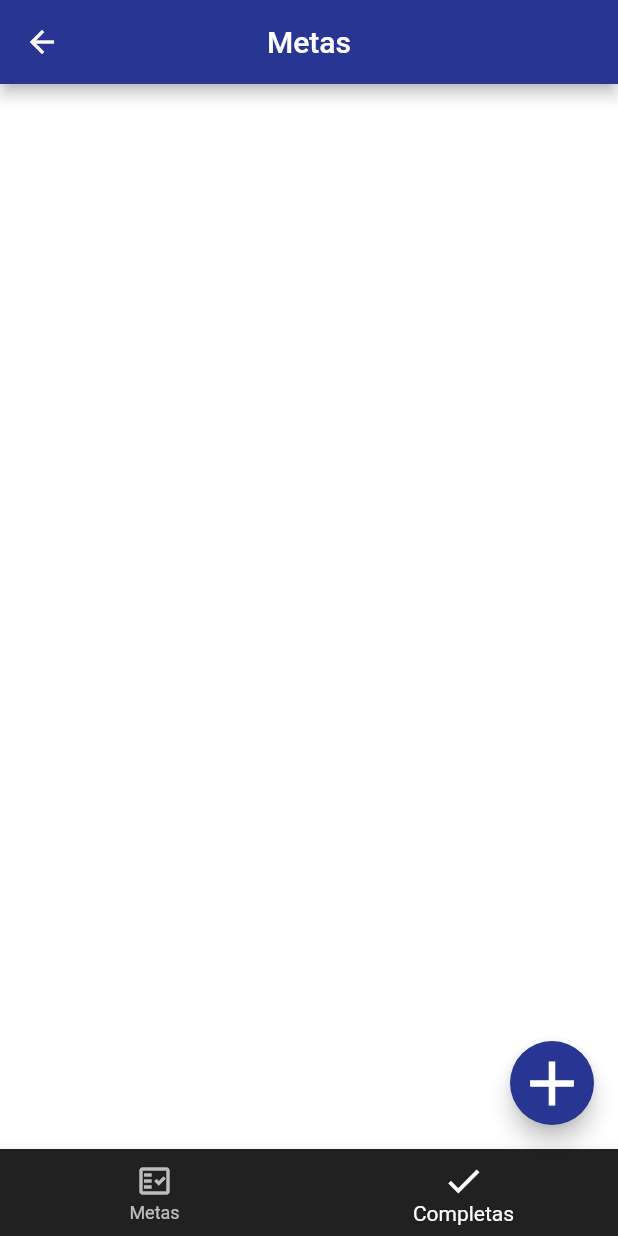
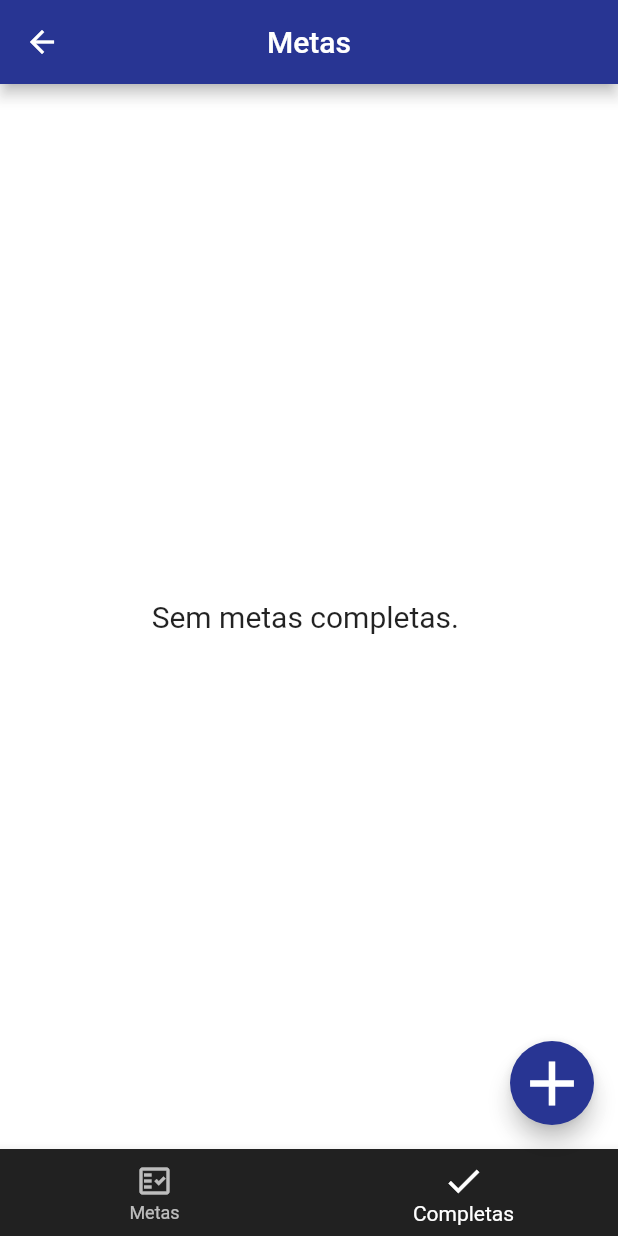
Before and after one commit to SamuelPiasecki/studium_pi, a Flutter app: the MetaPage screen opened directly, item 2 of the bottom bar chosen, on a phone screen of 412 x 824 dp. Run offline on Flutter 3.47's test engine with Material 2 defaults, Android fonts, the phone set to English and light mode, and no system bars; our stand-ins replace firebase_auth, firebase_core, flutter_slidable, flutter_speed_dial, syncfusion_flutter_calendar; missing offline and left inert: syncfusion_flutter_core; accounts and stored records are empty; Roboto replaces fonts that are missing (Rubik).

Commit message:
UI das metas concluido

```diff
--- a/lib/pages/meta_page.dart
+++ b/lib/pages/meta_page.dart
@@ -1,7 +1,8 @@
 import 'package:flutter/material.dart';
 import 'package:studium_pi/utilities/constants.dart';
-import 'package:studium_pi/widget/add_meta_dialog_widget.dart';
-import 'package:studium_pi/widget/meta_list_widget.dart';
+import 'package:studium_pi/widget/metas_widget/add_meta_dialog_widget.dart';
+import 'package:studium_pi/widget/metas_widget/completed_list_widget.dart';
+import 'package:studium_pi/widget/metas_widget/meta_list_widget.dart';
 
 class MetaPage extends StatefulWidget {
   @override
@@ -15,7 +16,7 @@ class _MetaPageState extends State<MetaPage> {
   Widget build(BuildContext context) {
     final tabs = [
       MetaListWidget(),
-      Container(),
+      CompletasWidget(),
     ];
     final appBar = AppBar(
       title: Text('Metas'),
--- a/lib/provider/meta_provider.dart
+++ b/lib/provider/meta_provider.dart
@@ -18,4 +18,33 @@ class MetaProvider extends ChangeNotifier {
   ];
 
   List<Meta> get metas => _metas.where((meta) => meta.isDone == false).toList();
+
+  List<Meta> get metasCompletas =>
+      _metas.where((meta) => meta.isDone == true).toList();
+
+  void addMeta(Meta meta) {
+    _metas.add(meta);
+
+    notifyListeners();
+  }
+
+  void removeMeta(Meta meta) {
+    _metas.remove(meta);
+
+    notifyListeners();
+  }
+
+  void updateMeta(Meta meta, String title, String description) {
+    meta.title = title;
+    meta.description = description;
+
+    notifyListeners();
+  }
+
+  bool toggleMetaStatus(Meta meta) {
+    meta.isDone = !meta.isDone;
+    notifyListeners();
+
+    return meta.isDone;
+  }
 }
--- /dev/null
+++ b/lib/widget/metas_widget/completed_list_widget.dart
@@ -0,0 +1,31 @@
+import 'package:flutter/material.dart';
+import 'package:provider/provider.dart';
+import 'package:studium_pi/provider/meta_provider.dart';
+import 'package:studium_pi/widget/metas_widget/meta_widget.dart';
+
+class CompletasWidget extends StatelessWidget {
+  @override
+  Widget build(BuildContext context) {
+    final provider = Provider.of<MetaProvider>(context);
+    final metas = provider.metasCompletas;
+
+    return metas.isEmpty
+        ? Center(
+            child: Text(
+              'Sem metas completas. ',
+              style: TextStyle(fontSize: 20),
+            ),
+          )
+        : ListView.separated(
+            physics: BouncingScrollPhysics(),
+            padding: EdgeInsets.all(16),
+            itemCount: metas.length,
+            separatorBuilder: (BuildContext context, int index) =>
+                Container(height: 8),
+            itemBuilder: (context, index) {
+              final meta = metas[index];
+              return MetaWidget(meta: meta);
+            },
+          );
+  }
+}
--- a/lib/widget/meta_list_widget.dart
+++ b/lib/widget/metas_widget/meta_list_widget.dart
@@ -1,8 +1,7 @@
 import 'package:flutter/material.dart';
 import 'package:provider/provider.dart';
-import 'package:studium_pi/model/meta.dart';
 import 'package:studium_pi/provider/meta_provider.dart';
-import 'package:studium_pi/widget/meta_widget.dart';
+import 'package:studium_pi/widget/metas_widget/meta_widget.dart';
 
 class MetaListWidget extends StatelessWidget {
   @override
```
Also changed, not shown: lib/pages/edit_meta_page.dart (added, +76 -0 lines), lib/pages/home/home.dart (+3 -4 lines), lib/utilities/utils.dart (+7 -0 lines), lib/widget/add_meta_dialog_widget.dart (deleted, +0 -37 lines), lib/widget/calendar_widget/calendarwidget.dart (renamed from lib/widget/calendarwidget.dart, +7 -7 lines), lib/widget/metas_widget/add_meta_dialog_widget.dart (added, +63 -0 lines), lib/widget/metas_widget/meta_widget.dart (renamed from lib/widget/meta_widget.dart, +30 -3 lines), lib/widget/calendar_widget/task_widget.dart (renamed from lib/widget/task_widget.dart), lib/widget/metas_widget/meta_form_widget.dart (renamed from lib/widget/meta_form_widget.dart).
